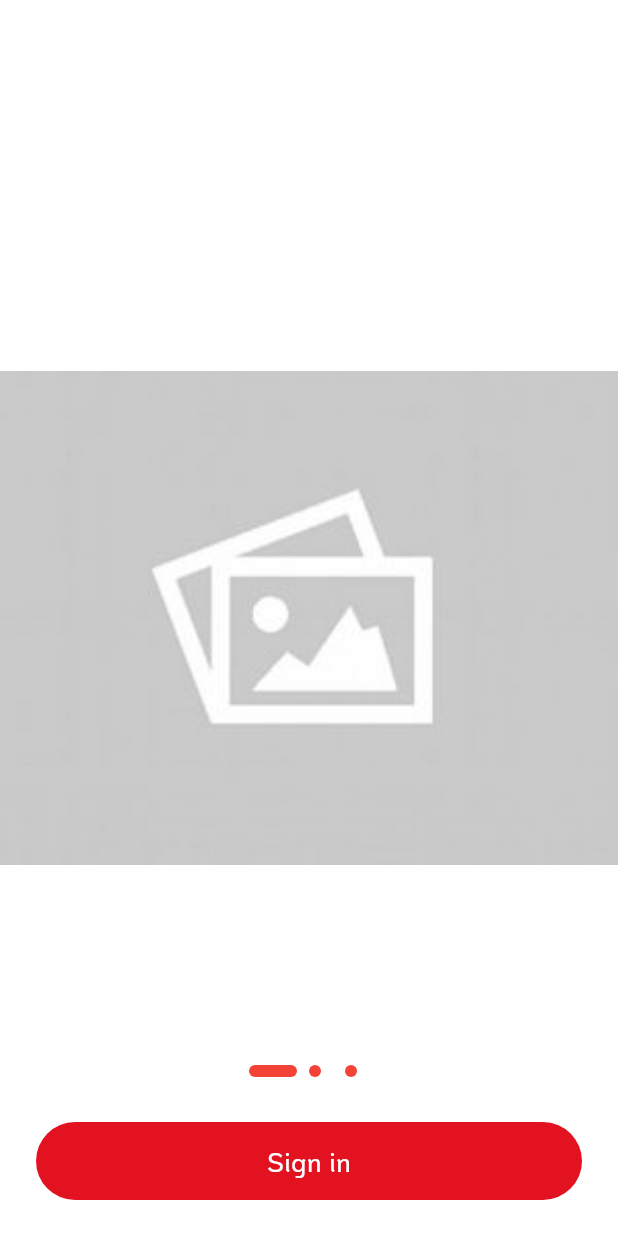
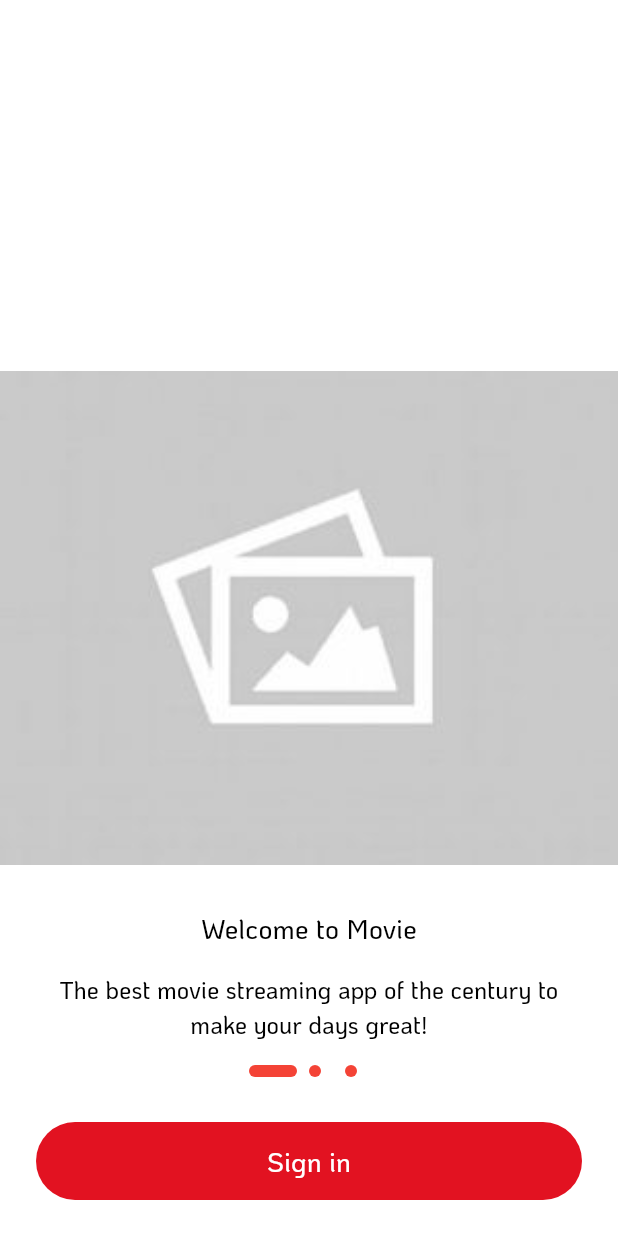
Before and after one commit to ngoctoan99/base-code-flutter-bloc, a Flutter app: the screen it shows after launch, on a phone screen of 412 x 824 dp. Run offline on Flutter 3.47's test engine with Material 3 defaults, Android fonts, the phone set to English and light mode, and no system bars; our stand-ins replace bloc, cached_network_image, dio, flutter_bloc, flutter_dotenv, flutter_svg and 9 more; generated files the repository leaves out were written again.

Commit message:
fix profile dark mode

```diff
--- /dev/null
+++ b/devtools_options.yaml
@@ -0,0 +1,3 @@
+description: This file stores settings for Dart & Flutter DevTools.
+documentation: https://docs.flutter.dev/tools/devtools/extensions#configure-extension-enablement-states
+extensions:
--- a/lib/core/common/resource/theme.dart
+++ b/lib/core/common/resource/theme.dart
@@ -19,11 +19,11 @@ ThemeData themeData(BuildContext context, bool isDarkMode) {
       type: BottomNavigationBarType.fixed,
       backgroundColor: isDarkMode ? Colors.black : Colors.white,
       selectedItemColor: const Color(0xFFE21221),
-      unselectedItemColor: isDarkMode ? Colors.grey[400] : const Color(0xff9E9E9E),
+      unselectedItemColor: isDarkMode ? Colors.white : const Color(0xff9E9E9E),
       unselectedLabelStyle: Theme.of(context)
           .textTheme
           .titleMedium!
-          .copyWith(color: isDarkMode ? Colors.grey[400] : const Color(0xff9E9E9E), fontSize: 10),
+          .copyWith(color: isDarkMode ? Colors.white : const Color(0xff9E9E9E), fontSize: 10),
       selectedLabelStyle: Theme.of(context)
           .textTheme
           .titleMedium!
--- a/lib/features/main/screens/profile/widgets/menu_item.dart
+++ b/lib/features/main/screens/profile/widgets/menu_item.dart
@@ -3,6 +3,7 @@ import 'package:flutter_bloc/flutter_bloc.dart';
 import '../../../../../core/common/enums/menu_type.dart';
 import '../../../../../core/common/resource/icons.dart';
 import '../../../../../core/common/widgets/svg_widget.dart';
+import '../../../../../core/cubit/app_cubit.dart';
 import '../bloc/profile_bloc.dart';
 
 class MenuItem extends StatelessWidget {
--- a/lib/features/splash/bloc/splash_bloc.dart
+++ b/lib/features/splash/bloc/splash_bloc.dart
@@ -20,6 +20,7 @@ class SplashBloc extends Bloc<SplashEvent, SplashState> {
         emit(state.copyWith(
           pageCmd: PageCommandNavigatorPage(
             page: loggedIn ? mainRoute : welComeRoute,
+            // page: mainRoute
           ),
         ));
       });
--- a/lib/features/splash/splash_screen.dart
+++ b/lib/features/splash/splash_screen.dart
@@ -17,6 +17,7 @@ class SplashScreen extends StatelessWidget {
     return Scaffold(
       body: BlocProvider<SplashBloc>(
         create: (_) => getIt<SplashBloc>()..add(SplashEvent.onNavigate()),
+        // create: (_) => bloc,
         child: BlocListener<SplashBloc, SplashState>(
           listener: (context, state) {
             if (state.pageCmd is PageCommandNavigatorPage) {
--- a/lib/features/well_come/bloc/well_come_bloc.dart
+++ b/lib/features/well_come/bloc/well_come_bloc.dart
@@ -1,5 +1,6 @@
 import 'package:flutter_bloc/flutter_bloc.dart';
 import 'package:freezed_annotation/freezed_annotation.dart';
+import 'package:shared_preferences/shared_preferences.dart';
 
 import '../../../core/bloc/page_command.dart';
 
@@ -12,5 +13,10 @@ class WellComeBloc extends Bloc<WellComeEvent, WellComeState> {
     on<_OnPageView>((event, emit) {
       emit(state.copyWith(position: event.index));
     });
+    on<_isDarkMode>((event, emit) async {
+      SharedPreferences prefs = await SharedPreferences.getInstance();
+      final isDarkMode = prefs.getBool('isDarkMode') ?? false;
+      emit(state.copyWith(isDarkMode: isDarkMode));
+    });
   }
 }
--- a/lib/features/well_come/bloc/well_come_event.dart
+++ b/lib/features/well_come/bloc/well_come_event.dart
@@ -4,4 +4,5 @@ part of 'well_come_bloc.dart';
 class WellComeEvent with _$WellComeEvent {
   const factory WellComeEvent.onPageView(int index) = _OnPageView;
   const factory WellComeEvent.onNavigate(String router) = _OnNavigate;
+  const factory WellComeEvent.isDarkMode() = _isDarkMode;
 }
--- a/lib/features/well_come/bloc/well_come_state.dart
+++ b/lib/features/well_come/bloc/well_come_state.dart
@@ -6,5 +6,6 @@ class WellComeState with _$WellComeState {
   const factory WellComeState({
     PageCommand? cmd,
     @Default(0) int position,
+    @Default(false) bool isDarkMode,
 }) = _WellComeState;
 }
--- a/lib/features/well_come/well_come_screen.dart
+++ b/lib/features/well_come/well_come_screen.dart
@@ -13,8 +13,10 @@ class WellComeScreen extends StatelessWidget {
 
   @override
   Widget build(BuildContext context) {
+    final bloc = getIt<WellComeBloc>();
+    bloc.add(WellComeEvent.isDarkMode());
     return BlocProvider<WellComeBloc>(
-      create: (context) => getIt<WellComeBloc>(),
+      create: (context) => bloc,
       child: Scaffold(
         body: SafeArea(
           top: false,
@@ -54,7 +56,7 @@ class WellComeScreen extends StatelessWidget {
                           style: Theme.of(context)
                               .textTheme
                               .titleMedium!
-                              .copyWith(color: Colors.white, fontSize: 18),
+                              .copyWith(color: bloc.state.isDarkMode ? Colors.white : Colors.black, fontSize: 18),
                         ),
                         const SizedBox(
                           height: 16,
@@ -66,7 +68,7 @@ class WellComeScreen extends StatelessWidget {
                             style: Theme.of(context)
                                 .textTheme
                                 .titleSmall
-                                ?.copyWith(color: Colors.white, fontSize: 16),
+                                ?.copyWith(color: bloc.state.isDarkMode ? Colors.white : Colors.black, fontSize: 16),
                             textAlign: TextAlign.center,
                           ),
                         ),
```
Also changed, not shown: lib/core/common/enums/menu_type.dart (+6 -6 lines), lib/core/common/widgets/bottom_sheet/bottom_sheet_logout.dart (+8 -3 lines), lib/features/main/screens/profile/profile_screen.dart (+31 -14 lines), lib/features/main/screens/profile/bloc/profile_bloc.freezed.dart, lib/features/well_come/bloc/well_come_bloc.freezed.dart.
